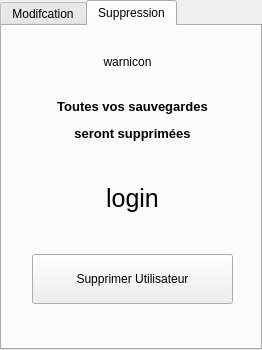
Qt form src/views/forms/userformdialog.ui (LP-ACPI/VerrouYEAH) before a commit.
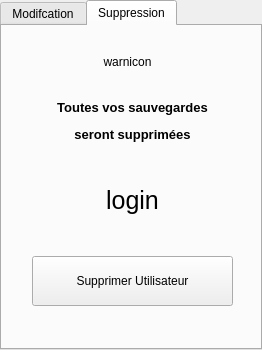
The same form after that commit. The open tabs and pages were chosen to show the change.

```diff
--- a/src/views/forms/userformdialog.ui
+++ b/src/views/forms/userformdialog.ui
@@ -283,7 +283,7 @@
        <x>30</x>
        <y>72</y>
        <width>201</width>
-       <height>206</height>
+       <height>208</height>
       </rect>
      </property>
      <layout class="QVBoxLayout" name="verticalLayout_2">
```
